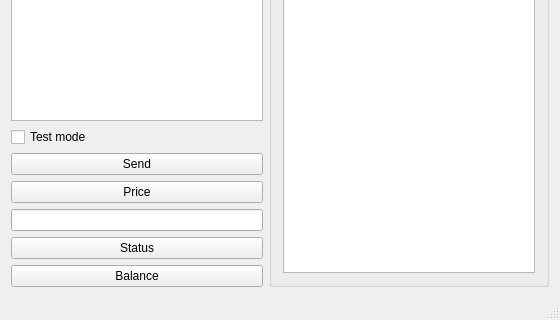
Above: SendSMS/mainwindow.ui from eboladev/XPPC before the change; both pictures show x 0 to 560 and y 142 to 462 of the 560 by 462 pixel window. Below: the same form after it.
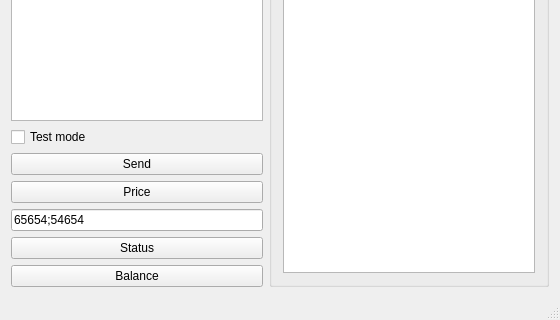
That is the form after the change.

Patch:
```diff
--- a/SendSMS/mainwindow.ui
+++ b/SendSMS/mainwindow.ui
@@ -92,6 +92,9 @@
               <height>16777215</height>
              </size>
             </property>
+            <property name="text">
+             <string>65654;54654</string>
+            </property>
            </widget>
           </item>
           <item>
```
